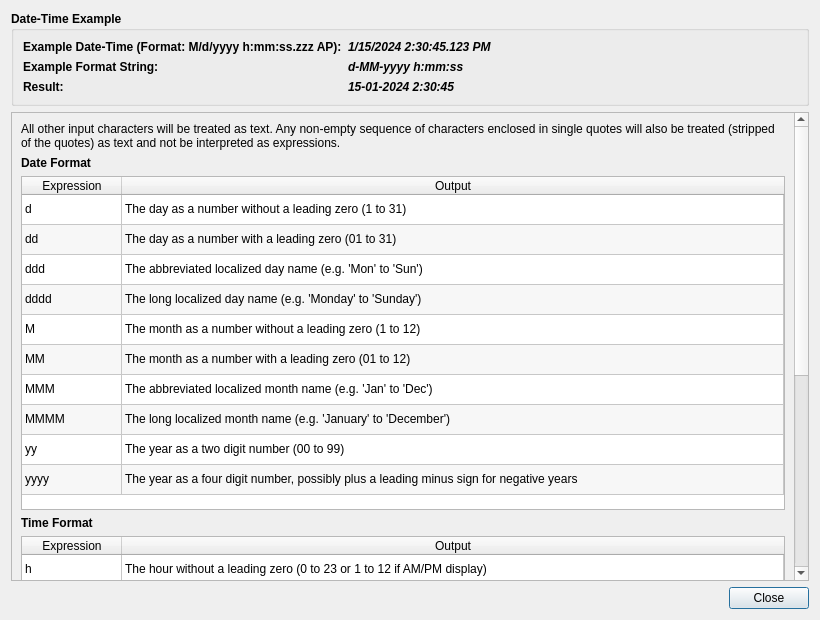
Above: data_load_csv/datetimehelp.ui from PlotJuggler/pj-official-plugins before the change. Below: the same form after it.
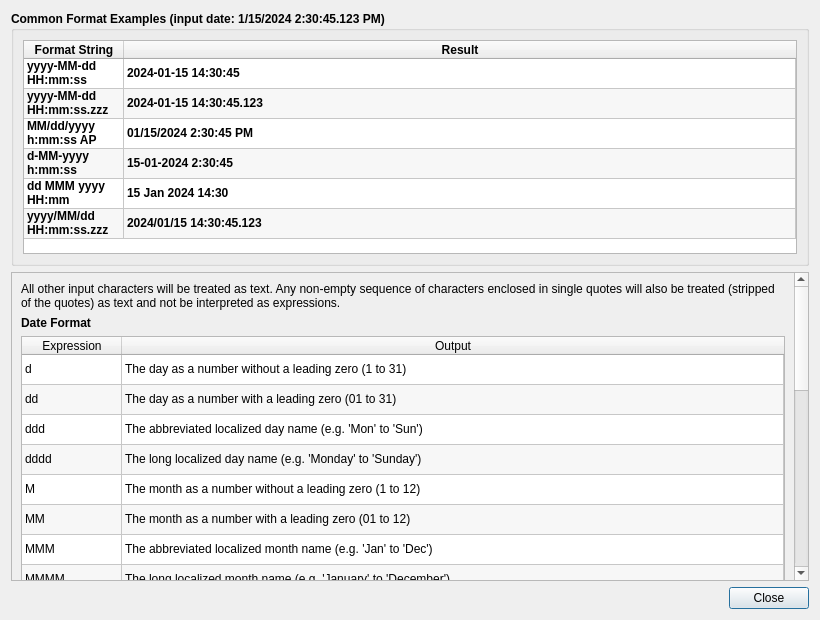
That is the form after the change.

Diff of the .ui file:
```diff
--- a/data_load_csv/datetimehelp.ui
+++ b/data_load_csv/datetimehelp.ui
@@ -11,48 +11,47 @@
   <layout class="QVBoxLayout" name="verticalLayout">
    <item>
     <widget class="QGroupBox" name="groupExample">
-     <property name="title"><string>Date-Time Example</string></property>
+     <property name="title"><string>Common Format Examples (input date: 1/15/2024 2:30:45.123 PM)</string></property>
      <property name="font">
       <font><weight>75</weight><bold>true</bold></font>
      </property>
-     <layout class="QFormLayout" name="formLayout">
-      <item row="0" column="0">
-       <widget class="QLabel" name="labelDateTimeTitle">
-        <property name="text"><string>Example Date-Time (Format: M/d/yyyy h:mm:ss.zzz AP):</string></property>
-       </widget>
-      </item>
-      <item row="0" column="1">
-       <widget class="QLabel" name="labelDateTimeValue">
-        <property name="text"><string>1/15/2024 2:30:45.123 PM</string></property>
-        <property name="font">
-         <font><italic>true</italic></font>
+     <layout class="QVBoxLayout" name="exampleLayout">
+      <item>
+       <widget class="QTableWidget" name="exampleTable">
+        <property name="sizePolicy">
+         <sizepolicy hsizetype="Expanding" vsizetype="Fixed">
+          <horstretch>0</horstretch>
+          <verstretch>0</verstretch>
+         </sizepolicy>
         </property>
-       </widget>
-      </item>
-      <item row="1" column="0">
-       <widget class="QLabel" name="labelFormatTitle">
-        <property name="text"><string>Example Format String:</string></property>
-       </widget>
-      </item>
-      <item row="1" column="1">
-       <widget class="QLabel" name="labelFormatValue">
-        <property name="text"><string>d-MM-yyyy h:mm:ss</string></property>
-        <property name="font">
-         <font><italic>true</italic></font>
-        </property>
-       </widget>
-      </item>
-      <item row="2" column="0">
-       <widget class="QLabel" name="labelResultTitle">
-        <property name="text"><string>Result:</string></property>
-       </widget>
-      </item>
-      <item row="2" column="1">
-       <widget class="QLabel" name="labelResultValue">
-        <property name="text"><string>15-01-2024 2:30:45</string></property>
-        <property name="font">
-         <font><italic>true</italic></font>
-        </property>
+        <property name="verticalScrollBarPolicy"><enum>Qt::ScrollBarAlwaysOff</enum></property>
+        <property name="sizeAdjustPolicy"><enum>QAbstractScrollArea::AdjustToContents</enum></property>
+        <property name="editTriggers"><set>QAbstractItemView::NoEditTriggers</set></property>
+        <property name="alternatingRowColors"><bool>true</bool></property>
+        <attribute name="horizontalHeaderStretchLastSection"><bool>true</bool></attribute>
+        <attribute name="verticalHeaderVisible"><bool>false</bool></attribute>
+        <property name="columnCount"><number>2</number></property>
+        <property name="rowCount"><number>6</number></property>
+        <column><property name="text"><string>Format String</string></property></column>
+        <column><property name="text"><string>Result</string></property></column>
+        <row><property name="text"><string/></property></row>
+        <row><property name="text"><string/></property></row>
+        <row><property name="text"><string/></property></row>
+        <row><property name="text"><string/></property></row>
+        <row><property name="text"><string/></property></row>
+        <row><property name="text"><string/></property></row>
+        <item row="0" column="0"><property name="text"><string>yyyy-MM-dd HH:mm:ss</string></property></item>
+        <item row="0" column="1"><property name="text"><string>2024-01-15 14:30:45</string></property></item>
+        <item row="1" column="0"><property name="text"><string>yyyy-MM-dd HH:mm:ss.zzz</string></property></item>
+        <item row="1" column="1"><property name="text"><string>2024-01-15 14:30:45.123</string></property></item>
+        <item row="2" column="0"><property name="text"><string>MM/dd/yyyy h:mm:ss AP</string></property></item>
+        <item row="2" column="1"><property name="text"><string>01/15/2024 2:30:45 PM</string></property></item>
+        <item row="3" column="0"><property name="text"><string>d-MM-yyyy h:mm:ss</string></property></item>
+        <item row="3" column="1"><property name="text"><string>15-01-2024 2:30:45</string></property></item>
+        <item row="4" column="0"><property name="text"><string>dd MMM yyyy HH:mm</string></property></item>
+        <item row="4" column="1"><property name="text"><string>15 Jan 2024 14:30</string></property></item>
+        <item row="5" column="0"><property name="text"><string>yyyy/MM/dd HH:mm:ss.zzz</string></property></item>
+        <item row="5" column="1"><property name="text"><string>2024/01/15 14:30:45.123</string></property></item>
        </widget>
       </item>
      </layout>
```
